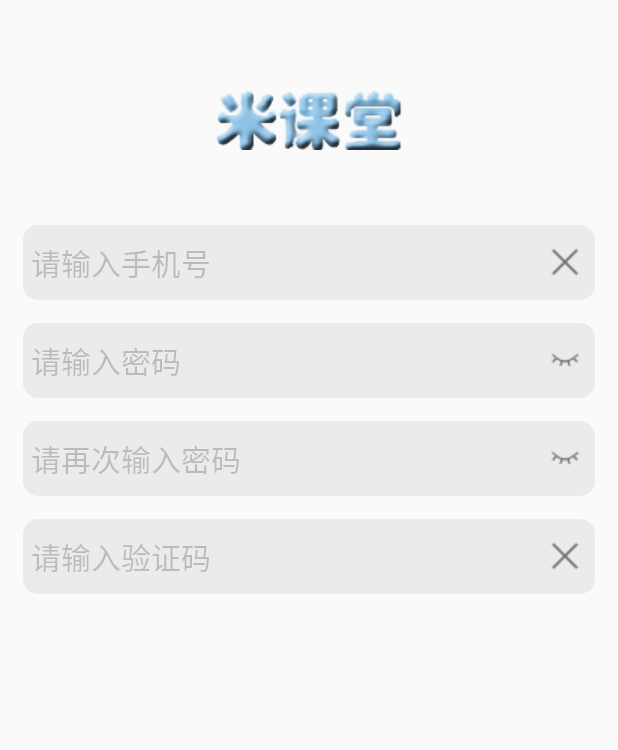
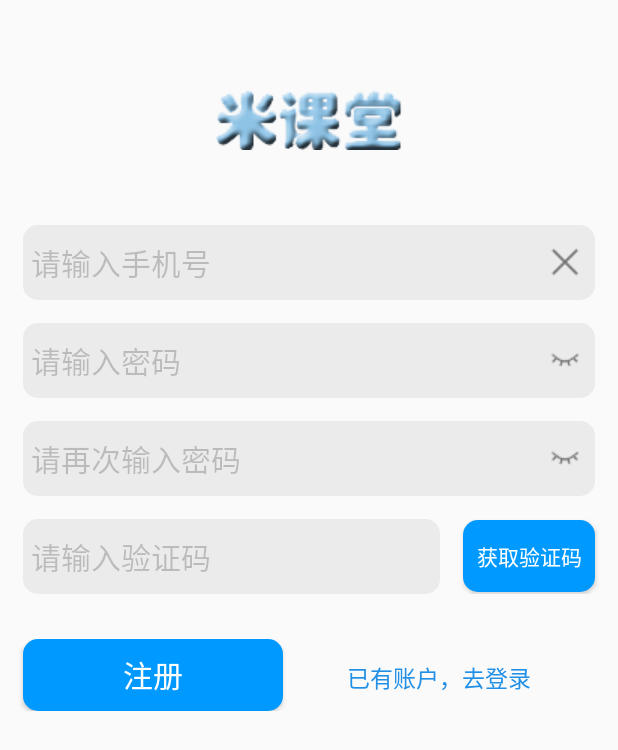
Before and after one commit to wv-y/Mi_class, an Android app: the layout sign_up.xml on its own in the app's theme, with its tools: preview values and no code run, on a phone screen of 412 x 824 dp. Shown: the top 750 px of the screen. Run offline under Robolectric (Android 15) with nearby library versions, the light colour scheme and no system bars.

Commit message:
登录、注册、修改密码界面

```diff
--- a/app/src/main/res/layout/sign_up.xml
+++ b/app/src/main/res/layout/sign_up.xml
@@ -50,7 +50,7 @@
             android:background="@drawable/edit_back"
             android:textSize="20sp"
             android:hint="请输入密码"
-            android:inputType="phone"
+            android:inputType="textPassword"
             android:drawableEnd="@drawable/eyes_close"
             android:paddingEnd="10dp" />
 
@@ -68,32 +68,71 @@
             android:background="@drawable/edit_back"
             android:textSize="20sp"
             android:hint="请再次输入密码"
-            android:inputType="phone"
+            android:inputType="textPassword"
             android:drawableEnd="@drawable/eyes_close"
             android:paddingEnd="10dp" />
 
-        <EditText
+        <LinearLayout
             android:layout_width="match_parent"
             android:layout_height="wrap_content"
+            android:paddingTop="15dp"
+            android:orientation="horizontal"
+            android:gravity="center">
+
+            <EditText
+                android:layout_width="wrap_content"
+                android:layout_height="wrap_content"
+                android:layout_weight="2"
                 android:layout_marginLeft="15dp"
                 android:layout_marginRight="15dp"
-            android:layout_marginTop="15dp"
                 android:paddingTop="10dp"
                 android:paddingBottom="10dp"
                 android:paddingStart="5dp"
+                android:paddingEnd="5dp"
                 android:textColorHint="#34000000"
                 android:textColor="@color/black"
                 android:background="@drawable/edit_back"
                 android:textSize="20sp"
-            android:hint="请输入验证码"
-            android:inputType="phone"
-            android:drawableEnd="@drawable/cha"
-            android:paddingEnd="10dp" />
+                android:inputType="number"
+                android:hint="请输入验证码" />
+
+            <Button
+                android:layout_width="wrap_content"
+                android:layout_height="wrap_content"
+                android:layout_marginEnd="15dp"
+                android:background="@drawable/but_bg"
+                android:text="获取验证码"
+                android:textColor="@color/withe" />
 
         </LinearLayout>
+
         <LinearLayout
             android:layout_width="match_parent"
             android:layout_height="wrap_content"
-        android:orientation="vertical"
-        android:layout_gravity="center"></LinearLayout>
+            android:orientation="horizontal"
+            android:paddingTop="30dp"
+            android:layout_gravity="center"
+            >
+        <Button
+            android:layout_width="wrap_content"
+            android:layout_height="wrap_content"
+            android:layout_weight="1"
+            android:layout_marginLeft="15dp"
+            android:background="@drawable/but_bg"
+            android:text="注册"
+            android:textColor="@color/withe"
+            android:textSize="20sp"></Button>
+
+            <TextView
+                android:layout_width="wrap_content"
+                android:layout_height="wrap_content"
+                android:layout_weight="1"
+                android:layout_marginEnd="15dp"
+                android:text="已有账户，去登录"
+                android:textSize="15sp"
+                android:textColor="@color/login_text"
+                android:gravity="center"></TextView>
         </LinearLayout>
+    </LinearLayout>
+
+</LinearLayout>
```
Also changed, not shown: app/src/main/res/layout/forget_password.xml (added, +132 -0 lines). Lines whose indentation alone changed are shown as unchanged.
